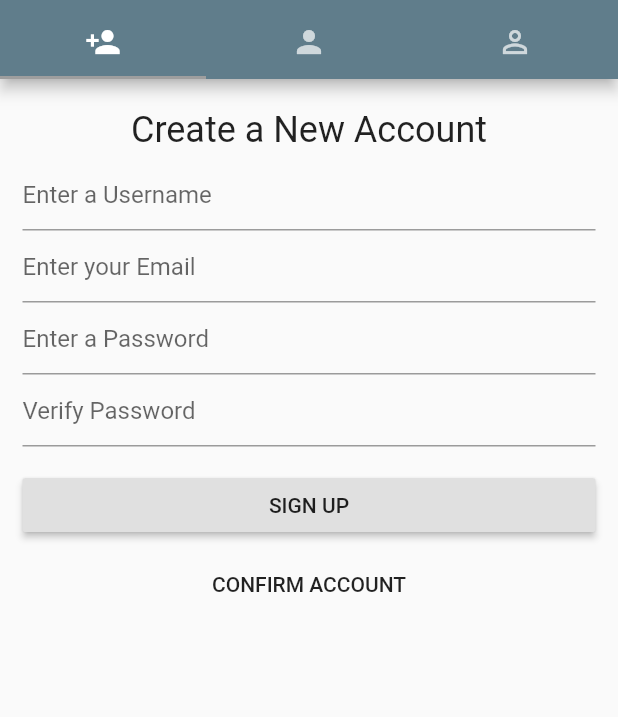
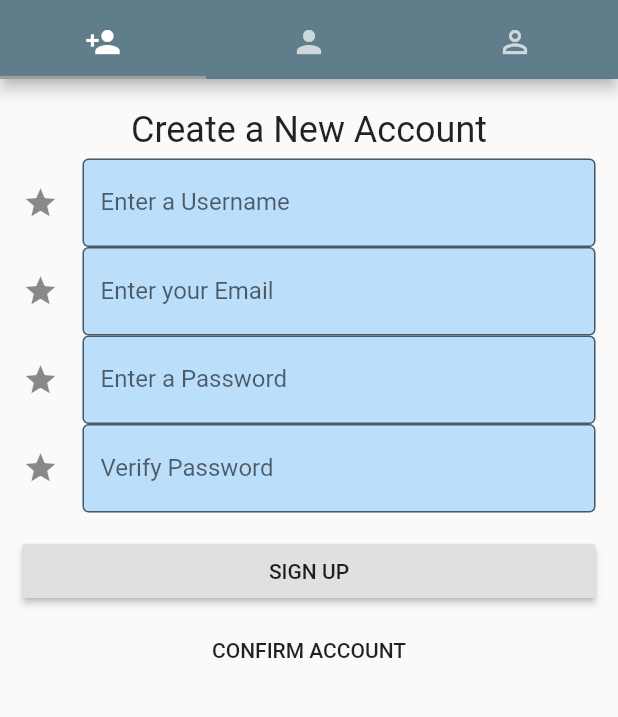
Before and after one commit to VC-Semih/Katmeet, a Flutter app: the screen it shows after launch, on a phone screen of 412 x 824 dp, the part 77-794 px from its top. Run offline on Flutter 3.47's test engine with Material 2 defaults, Android fonts, the phone set to English and light mode, and no system bars; our stand-ins replace cached_network_image, camera; missing offline and left inert: amplify_analytics_pinpoint, amplify_api, amplify_auth_cognito, amplify_datastore, amplify_datastore_plugin_interface, amplify_flutter and 1 more.

Commit message:
modification du style

```diff
--- a/katmeet/lib/components/signUp.dart
+++ b/katmeet/lib/components/signUp.dart
@@ -88,7 +88,12 @@ class SignUpState extends State<SignUp> {
                         TextFormField(
                           controller: _confirmController,
                           decoration: InputDecoration(
-                              hintText: "Enter confirmation code"),
+                              filled: true,
+                              fillColor: Colors.blue.shade100,
+                              border: OutlineInputBorder(),
+                              labelText: 'Enter confirmation code',
+                              hintText: 'Confirmeow',
+                              icon: Icon(Icons.star)),
                           validator: (value) {
                             if (value.isEmpty) {
                               return 'Please enter confirmation code';
@@ -139,7 +144,13 @@ class SignUpState extends State<SignUp> {
                       TextFormField(
                         controller: _usernameController,
                         decoration:
-                            InputDecoration(hintText: "Enter a Username"),
+                            InputDecoration(
+                                filled: true,
+                                fillColor: Colors.blue.shade100,
+                                border: OutlineInputBorder(),
+                                labelText: 'Enter a Username',
+                                hintText: 'SnowFlake',
+                                icon: Icon(Icons.star)),
                         validator: (value) {
                           if (value.isEmpty) {
                             return 'Please enter a Username';
@@ -150,7 +161,13 @@ class SignUpState extends State<SignUp> {
                       TextFormField(
                         controller: _emailController,
                         decoration:
-                            InputDecoration(hintText: "Enter your Email"),
+                            InputDecoration(
+                                filled: true,
+                                fillColor: Colors.blue.shade100,
+                                border: OutlineInputBorder(),
+                                labelText: 'Enter your Email',
+                                hintText: 'SnowFlake@katmeet.com',
+                                icon: Icon(Icons.star)),
                         validator: (value) {
                           if (value.isEmpty) {
                             return 'Please enter an Email Address';
@@ -161,7 +178,13 @@ class SignUpState extends State<SignUp> {
                       TextFormField(
                         controller: _passwordController,
                         decoration:
-                            InputDecoration(hintText: "Enter a Password"),
+                            InputDecoration(
+                                filled: true,
+                                fillColor: Colors.blue.shade100,
+                                border: OutlineInputBorder(),
+                                labelText: 'Enter a Password',
+                                hintText: '123-456',
+                                icon: Icon(Icons.star)),
                         obscureText: true,
                         validator: (value) {
                           if (value.isEmpty) {
@@ -173,7 +196,13 @@ class SignUpState extends State<SignUp> {
                       TextFormField(
                         controller: _verifyPasswordController,
                         decoration:
-                            InputDecoration(hintText: "Verify Password"),
+                            InputDecoration(
+                                filled: true,
+                                fillColor: Colors.blue.shade100,
+                                border: OutlineInputBorder(),
+                                labelText: 'Verify Password',
+                                hintText: '123-456',
+                                icon: Icon(Icons.star)),
                         obscureText: true,
                         validator: (value) {
                           if (value.isEmpty) {
```
Also changed, not shown: katmeet/lib/components/forgotPassword.dart (+20 -3 lines), katmeet/lib/components/signIn.dart (+16 -2 lines).
